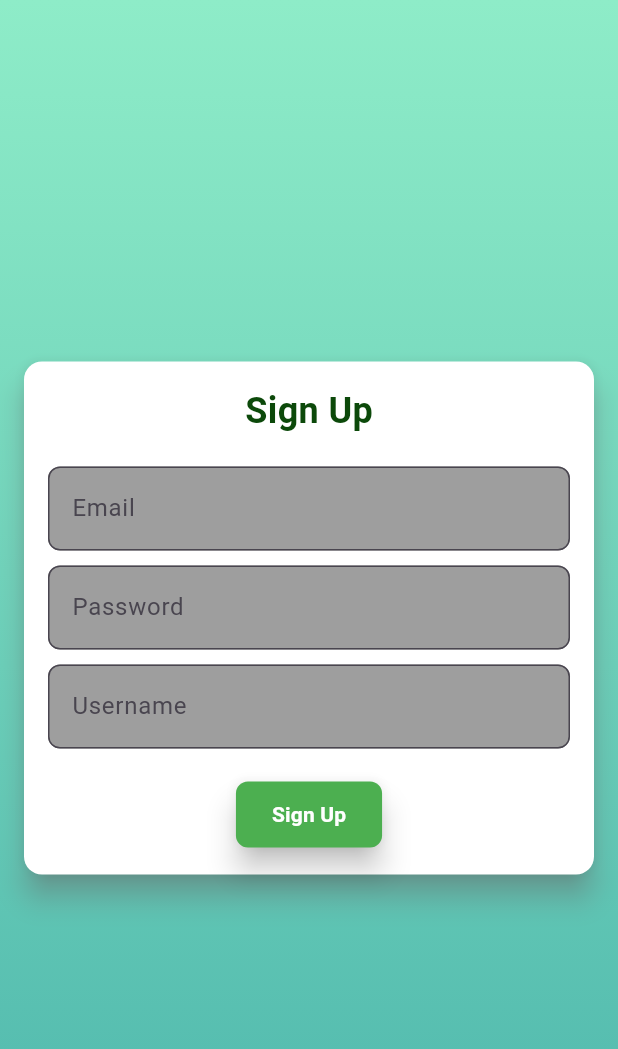
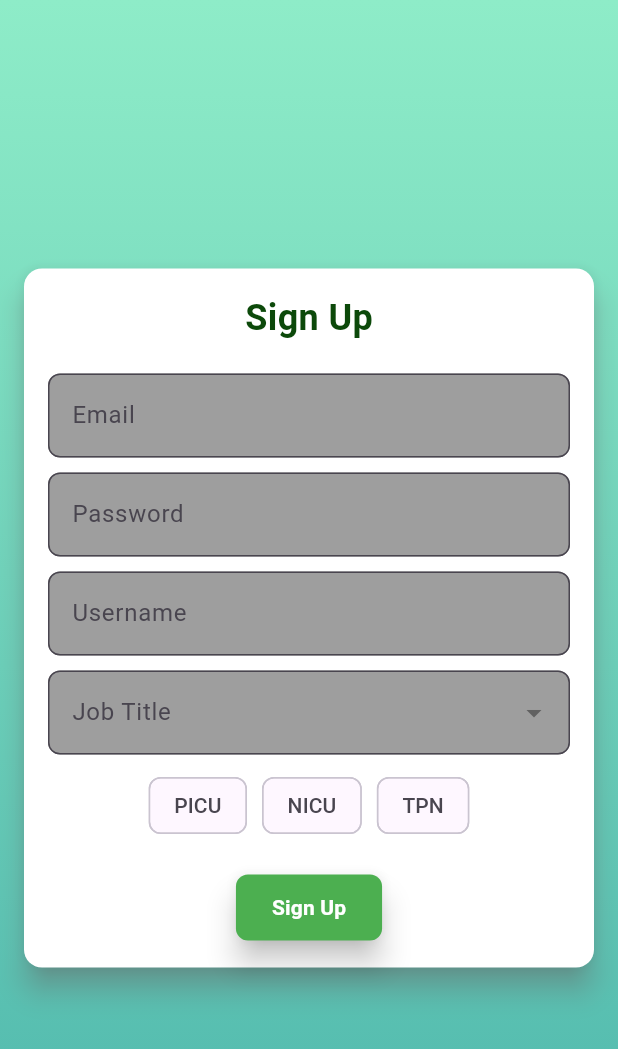
Before and after one commit to oshaheen6/BakryApp, a Flutter app: the SignUpScreen screen opened directly, on a phone screen of 412 x 824 dp. Shown: the top 1049 px of the screen. Run offline on Flutter 3.47's test engine with Material 3 defaults, Android fonts, the phone set to English and light mode, and no system bars; our stand-ins replace cloud_firestore, connectivity_plus, firebase_auth, firebase_core, flutter_login, shared_preferences; accounts and stored records are empty.

Commit message:
users permission & department selection

```diff
--- a/lib/department_screen.dart
+++ b/lib/department_screen.dart
@@ -7,6 +7,9 @@ import 'package:provider/provider.dart';
 class DepartmentSelectionScreen extends StatelessWidget {
   @override
   Widget build(BuildContext context) {
+    final userProvider = Provider.of<UserProvider>(context);
+    final units = userProvider.units ?? [];
+
     return Scaffold(
       appBar: AppBar(
         title: const Text('Select Department'),
@@ -17,6 +20,7 @@ class DepartmentSelectionScreen extends StatelessWidget {
           child: Column(
             mainAxisAlignment: MainAxisAlignment.center,
             children: [
+              if (units.contains('NICU') || units.contains('TPN'))
                 _buildDepartmentButton(
                   context,
                   title: 'NICU',
@@ -32,7 +36,10 @@ class DepartmentSelectionScreen extends StatelessWidget {
                     );
                   },
                 ),
+              if ((units.contains('NICU') || units.contains('TPN')) &&
+                  (units.contains('PICU') || units.contains('TPN')))
                 const SizedBox(height: 20),
+              if (units.contains('PICU') || units.contains('TPN'))
                 _buildDepartmentButton(
                   context,
                   title: 'PICU',
--- a/lib/sign-up_screen.dart
+++ b/lib/sign-up_screen.dart
@@ -12,14 +12,36 @@ class _SignUpScreenState extends State<SignUpScreen> {
   final TextEditingController _passwordController = TextEditingController();
   final TextEditingController _usernameController = TextEditingController();
 
+  String? _selectedJobTitle;
+  List<String> _selectedUnits = [];
+
   final FirebaseAuth _auth = FirebaseAuth.instance;
   final FirebaseFirestore _firestore = FirebaseFirestore.instance;
+
+  final List<String> _jobTitles = [
+    'Clinical Pharmacist',
+    'Physician',
+    'IV Pharmacist',
+  ];
+
+  final List<String> _units = [
+    'PICU',
+    'NICU',
+    'TPN',
+  ];
 
   void _signUp() async {
     try {
       final email = _emailController.text.trim();
       final password = _passwordController.text.trim();
       final username = _usernameController.text.trim();
+
+      if (_selectedJobTitle == null || _selectedUnits.isEmpty) {
+        ScaffoldMessenger.of(context).showSnackBar(
+          const SnackBar(content: Text('Please select job title and units')),
+        );
+        return;
+      }
 
       // Register the user in Firebase Auth
       UserCredential userCredential =
@@ -34,6 +56,9 @@ class _SignUpScreenState extends State<SignUpScreen> {
         'username': username,
         'isApproved': false, // Initially, not approved
         'createdAt': DateTime.now().toIso8601String(),
+        'permission': "",
+        'jobTitle': _selectedJobTitle,
+        'unit': _selectedUnits,
       });
 
       ScaffoldMessenger.of(context).showSnackBar(
@@ -129,6 +154,56 @@ class _SignUpScreenState extends State<SignUpScreen> {
                       ),
                       style: const TextStyle(color: Colors.black),
                     ),
+                    const SizedBox(height: 10),
+
+                    // Job Title Dropdown
+                    DropdownButtonFormField<String>(
+                      value: _selectedJobTitle,
+                      onChanged: (value) {
+                        setState(() {
+                          _selectedJobTitle = value;
+                        });
+                      },
+                      items: _jobTitles
+                          .map(
+                            (job) => DropdownMenuItem(
+                              value: job,
+                              child: Text(job),
+                            ),
+                          )
+                          .toList(),
+                      decoration: const InputDecoration(
+                        labelText: 'Job Title',
+                        filled: true,
+                        fillColor: Colors.grey,
+                        border: OutlineInputBorder(
+                          borderRadius: BorderRadius.all(Radius.circular(8.0)),
+                        ),
+                      ),
+                    ),
+                    const SizedBox(height: 10),
+
+                    // Unit Selection
+                    Wrap(
+                      spacing: 10.0,
+                      children: _units.map((unit) {
+                        final isSelected = _selectedUnits.contains(unit);
+                        return ChoiceChip(
+                          label: Text(unit),
+                          selected: isSelected,
+                          onSelected: (selected) {
+                            setState(() {
+                              if (selected) {
+                                _selectedUnits.add(unit);
+                              } else {
+                                _selectedUnits.remove(unit);
+                              }
+                            });
+                          },
+                        );
+                      }).toList(),
+                    ),
+
                     const SizedBox(height: 20),
                     ElevatedButton(
                       style: ElevatedButton.styleFrom(
```
Also changed, not shown: lib/login_screen.dart (+8 -2 lines), lib/provider/user_provider.dart (+23 -3 lines). Lines whose indentation alone changed are shown as unchanged.
